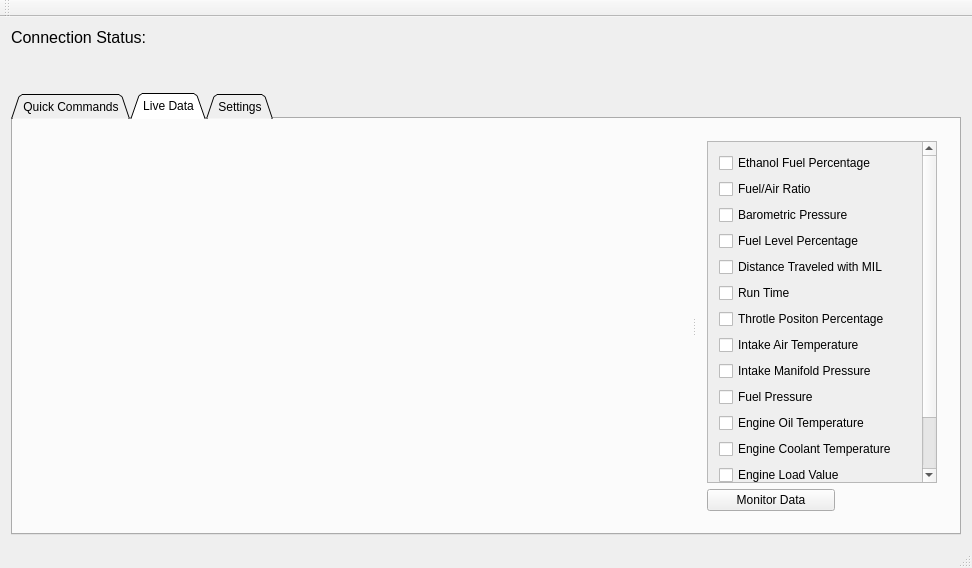
026rus/OBDII, file src/mainwindow.ui: the form before one commit.
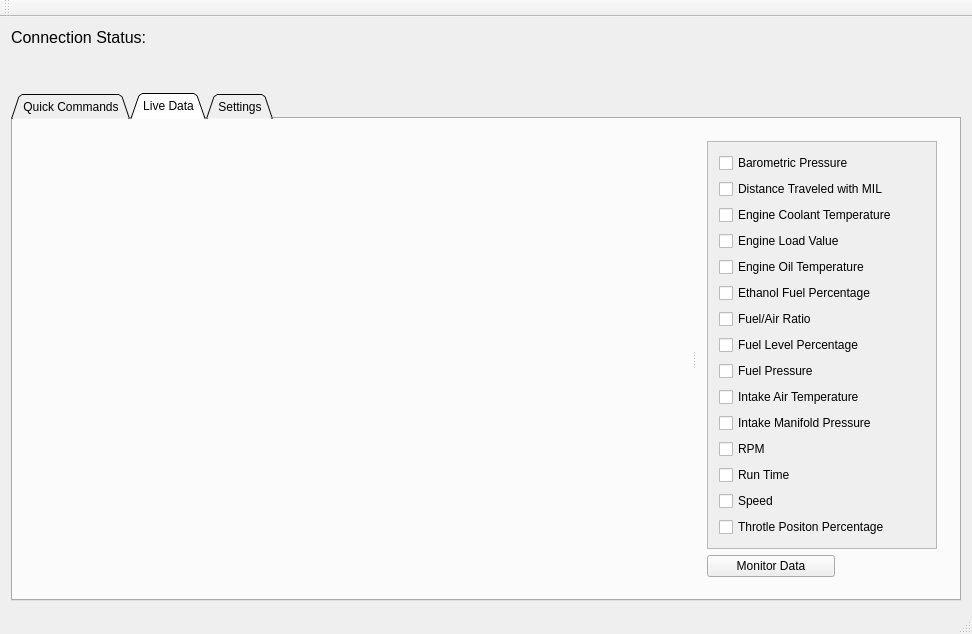
The form after the commit. The open tabs and pages were chosen to show the change. Custom widgets are drawn as their Qt base class.

Commit message:
GUI checkboxes renamed
Renamed boxes from default and ordered alphabetically

```diff
--- a/src/mainwindow.ui
+++ b/src/mainwindow.ui
@@ -7,7 +7,7 @@
     <x>0</x>
     <y>0</y>
     <width>972</width>
-    <height>568</height>
+    <height>634</height>
    </rect>
   </property>
   <property name="windowTitle">
@@ -169,8 +169,8 @@
                <property name="geometry">
                 <rect>
                  <x>0</x>
-                 <y>0</y>
-                 <width>421</width>
+                 <y>-48</y>
+                 <width>615</width>
                  <height>427</height>
                 </rect>
                </property>
@@ -189,7 +189,42 @@
                  </spacer>
                 </item>
                 <item>
-                 <widget class="QCheckBox" name="checkBox">
+                 <widget class="QCheckBox" name="barometricPressureBox">
+                  <property name="text">
+                   <string>Barometric Pressure</string>
+                  </property>
+                 </widget>
+                </item>
+                <item>
+                 <widget class="QCheckBox" name="distanceTraveledBox">
+                  <property name="text">
+                   <string>Distance Traveled with MIL</string>
+                  </property>
+                 </widget>
+                </item>
+                <item>
+                 <widget class="QCheckBox" name="engineCoolantBox">
+                  <property name="text">
+                   <string>Engine Coolant Temperature</string>
+                  </property>
+                 </widget>
+                </item>
+                <item>
+                 <widget class="QCheckBox" name="engineLoadBox">
+                  <property name="text">
+                   <string>Engine Load Value</string>
+                  </property>
+                 </widget>
+                </item>
+                <item>
+                 <widget class="QCheckBox" name="engineOilBox">
+                  <property name="text">
+                   <string>Engine Oil Temperature</string>
+                  </property>
+                 </widget>
+                </item>
+                <item>
+                 <widget class="QCheckBox" name="ethanolFuelBox">
                   <property name="text">
                    <string>Ethanol Fuel Percentage</string>
                   </property>
@@ -203,14 +238,7 @@
                  </widget>
                 </item>
                 <item>
-                 <widget class="QCheckBox" name="checkBox_12">
-                  <property name="text">
-                   <string>Barometric Pressure</string>
-                  </property>
-                 </widget>
-                </item>
-                <item>
-                 <widget class="QCheckBox" name="checkBox_14">
+                 <widget class="QCheckBox" name="fuelLevelBox">
                   <property name="text">
                    <string>Fuel Level Percentage</string>
                   </property>
@@ -219,26 +247,12 @@
                 <item>
                  <widget class="QCheckBox" name="checkBox_2">
                   <property name="text">
-                   <string>Distance Traveled with MIL</string>
+                   <string>Fuel Pressure</string>
                   </property>
                  </widget>
                 </item>
                 <item>
-                 <widget class="QCheckBox" name="checkBox_13">
-                  <property name="text">
-                   <string>Run Time</string>
-                  </property>
-                 </widget>
-                </item>
-                <item>
-                 <widget class="QCheckBox" name="checkBox_4">
-                  <property name="text">
-                   <string>Throtle Positon Percentage</string>
-                  </property>
-                 </widget>
-                </item>
-                <item>
-                 <widget class="QCheckBox" name="checkBox_5">
+                 <widget class="QCheckBox" name="intakeAirBox">
                   <property name="text">
                    <string>Intake Air Temperature</string>
                   </property>
@@ -251,47 +265,6 @@
                   </property>
                  </widget>
                 </item>
-                <item>
-                 <widget class="QCheckBox" name="checkBox_7">
-                  <property name="text">
-                   <string>Fuel Pressure</string>
-                  </property>
-                 </widget>
-                </item>
-                <item>
-                 <widget class="QCheckBox" name="checkBox_8">
-                  <property name="text">
-                   <string>Engine Oil Temperature</string>
-                  </property>
-                 </widget>
-                </item>
-                <item>
-                 <widget class="QCheckBox" name="checkBox_9">
-                  <property name="text">
-                   <string>Engine Coolant Temperature</string>
-                  </property>
-                 </widget>
-                </item>
-                <item>
-                 <widget class="QCheckBox" name="checkBox_3">
-                  <property name="text">
-                   <string>Engine Load Value</string>
-                  </property>
-                 </widget>
-                </item>
-                <item>
-                 <widget class="QCheckBox" name="speedBox">
-                  <property name="maximumSize">
-                   <size>
-                    <width>64</width>
-                    <height>16777215</height>
-                   </size>
-                  </property>
-                  <property name="text">
-                   <string>Speed</string>
-                  </property>
-                 </widget>
-                </item>
                 <item>
                  <widget class="QCheckBox" name="rpmBox">
                   <property name="maximumSize">
@@ -305,6 +278,33 @@
                   </property>
                  </widget>
                 </item>
+                <item>
+                 <widget class="QCheckBox" name="runTimeBox">
+                  <property name="text">
+                   <string>Run Time</string>
+                  </property>
+                 </widget>
+                </item>
+                <item>
+                 <widget class="QCheckBox" name="speedBox">
+                  <property name="maximumSize">
+                   <size>
+                    <width>64</width>
+                    <height>16777215</height>
+                   </size>
+                  </property>
+                  <property name="text">
+                   <string>Speed</string>
+                  </property>
+                 </widget>
+                </item>
+                <item>
+                 <widget class="QCheckBox" name="throtlePositionBox">
+                  <property name="text">
+                   <string>Throtle Positon Percentage</string>
+                  </property>
+                 </widget>
+                </item>
                </layout>
               </widget>
              </widget>
```
Left out of the diff: 8 changed lines with no effect on the pictures.
